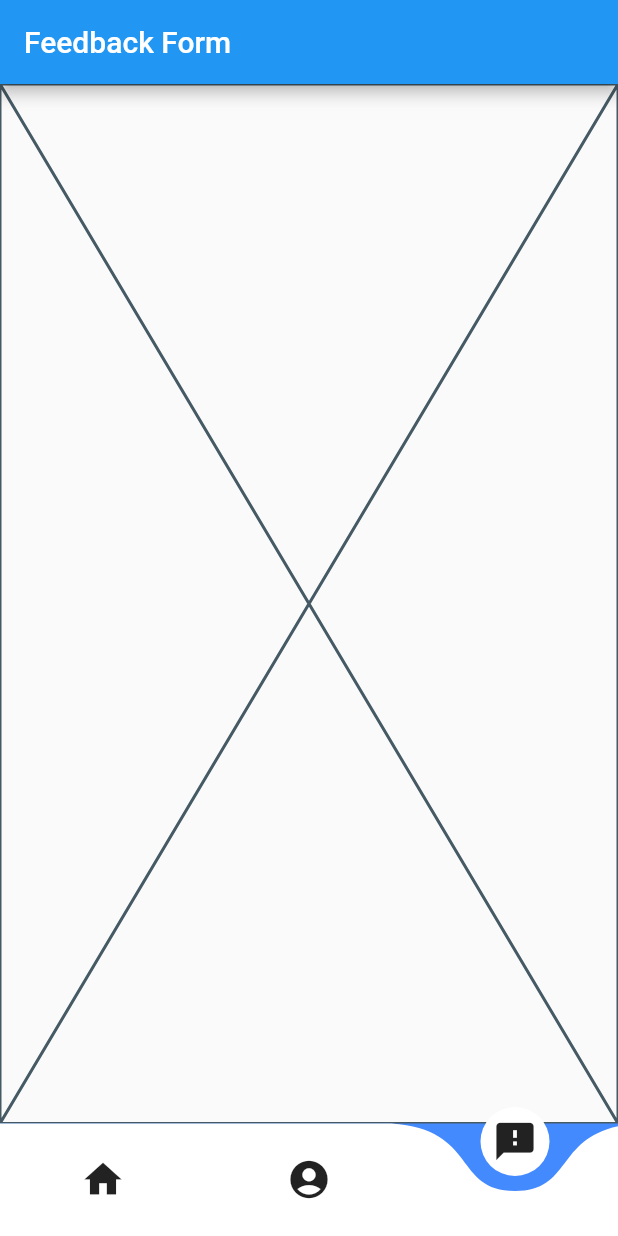
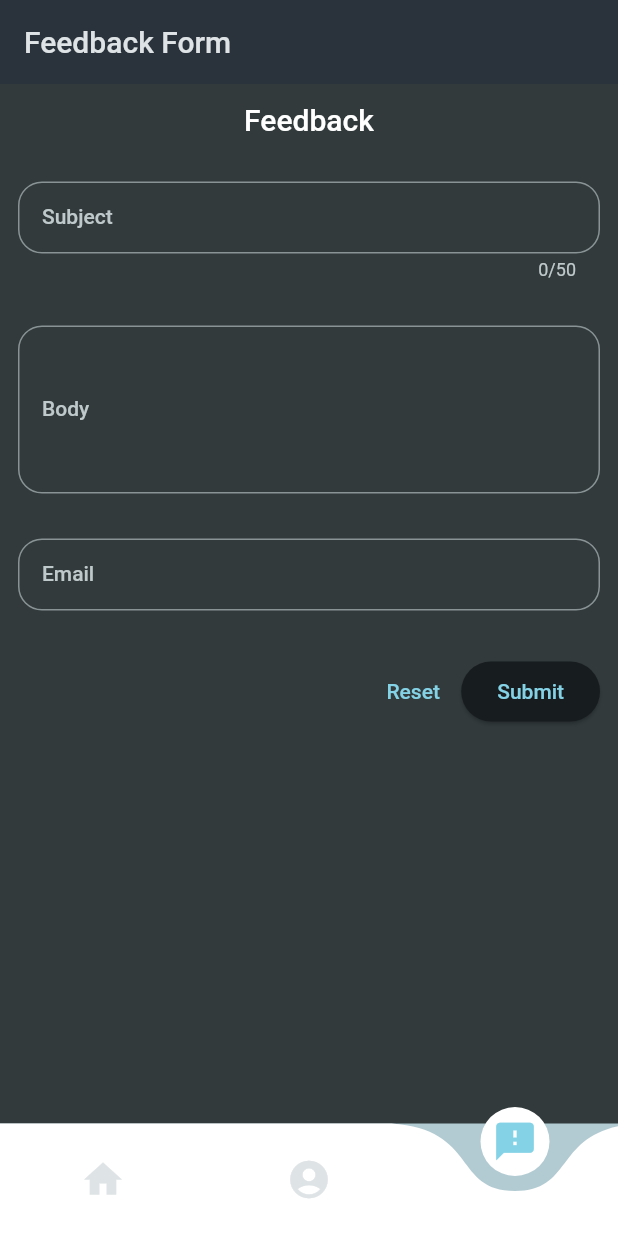
Before and after one commit to thenext10legend/blogs_app, a Flutter app: the screen it shows after launch, item 3 of the bottom bar chosen, on a phone screen of 412 x 824 dp. Run offline on Flutter 3.47's test engine with Material 2 defaults, Android fonts, the phone set to English and light mode, and no system bars; drawn by our look-alikes of curved_navigation_bar; our stand-ins replace email_validator; network calls fail.

Commit message:
feedback_page_added

```diff
--- a/lib/main.dart
+++ b/lib/main.dart
@@ -1,3 +1,5 @@
+// ignore_for_file: prefer_const_constructors
+
 import 'package:blogs_app/screens/tabs.dart';
 import 'package:flutter/material.dart';
 
@@ -10,7 +12,16 @@ class MyApp extends StatelessWidget {
 
   @override
   Widget build(BuildContext context) {
-    return const MaterialApp(
+    return MaterialApp(
+      theme: ThemeData.dark().copyWith(
+        useMaterial3: true,
+        colorScheme: ColorScheme.fromSeed(
+          seedColor: const Color.fromARGB(255, 147, 229, 250),
+          brightness: Brightness.dark,
+          surface: const Color.fromARGB(255, 42, 51, 59),
+        ),
+        scaffoldBackgroundColor: const Color.fromARGB(255, 50, 58, 60),
+      ),
       debugShowCheckedModeBanner: false,
       home: TabsScreen(),
     );
--- a/lib/screens/feedback_page.dart
+++ b/lib/screens/feedback_page.dart
@@ -1,3 +1,6 @@
+// ignore_for_file: prefer_const_constructors, prefer_is_empty, unused_field, prefer_final_fields, unused_element, avoid_print
+
+import 'package:email_validator/email_validator.dart';
 import 'package:flutter/material.dart';
 
 class FeedbackSreen extends StatefulWidget {
@@ -8,8 +11,145 @@ class FeedbackSreen extends StatefulWidget {
 }
 
 class _FeedbackSreenState extends State<FeedbackSreen> {
+  final _formKey = GlobalKey<FormState>();
+  var _subject = '';
+  var _body = '';
+  var _email = '';
+
+  void _submitForm() {
+    if (_formKey.currentState!.validate()) {
+      _formKey.currentState!.save();
+      _formKey.currentState!.reset();
+      print("SUBJECT:$_subject");
+      print("BODY:$_body");
+      print("EMAIL:$_email");
+    }
+  }
+
   @override
   Widget build(BuildContext context) {
-    return const Placeholder();
+    return Scaffold(
+      body: Padding(
+        padding: const EdgeInsets.all(12.0),
+        child: Form(
+          key: _formKey,
+          child: ListView(
+            children: [
+              Text(
+                "Feedback",
+                textAlign: TextAlign.center,
+                style: Theme.of(context).textTheme.titleLarge,
+              ),
+              SizedBox(
+                height: 30,
+              ),
+              TextFormField(
+                maxLength: 50,
+                decoration: InputDecoration(
+                  label: Text(
+                    "Subject",
+                  ),
+                  border: OutlineInputBorder(
+                    borderSide: BorderSide(
+                      width: 3,
+                    ),
+                    borderRadius: BorderRadius.circular(
+                      16,
+                    ),
+                  ),
+                ),
+                validator: (value) {
+                  if (value == null ||
+                      value.isEmpty ||
+                      value.trim().length < 1 ||
+                      value.trim().length > 50) {
+                    return "Must be between 1 and 50 characters long.";
+                  }
+                  return null;
+                },
+                onSaved: (value) {
+                  _subject = value!;
+                },
+              ),
+              SizedBox(
+                height: 30,
+              ),
+              TextFormField(
+                maxLines: 5,
+                decoration: InputDecoration(
+                  label: Text(
+                    "Body",
+                  ),
+                  border: OutlineInputBorder(
+                    borderSide: BorderSide(
+                      width: 3,
+                    ),
+                    borderRadius: BorderRadius.circular(
+                      16,
+                    ),
+                  ),
+                ),
+                validator: (value) {
+                  if (value == null || value.isEmpty) {
+                    return "Please enter the body.";
+                  }
+                  return null;
+                },
+                onSaved: (value) {
+                  _body = value!;
+                },
+              ),
+              SizedBox(
+                height: 30,
+              ),
+              TextFormField(
+                decoration: InputDecoration(
+                  label: Text(
+                    "Email",
+                  ),
+                  border: OutlineInputBorder(
+                    borderSide: BorderSide(
+                      width: 3,
+                    ),
+                    borderRadius: BorderRadius.circular(
+                      16,
+                    ),
+                  ),
+                ),
+                validator: (value) {
+                  if (value == null ||
+                      value.isEmpty ||
+                      EmailValidator.validate(value) == false) {
+                    return "Please enter a valid Email Id.";
+                  }
+                  return null;
+                },
+                onSaved: (value) {
+                  _email = value!;
+                },
+              ),
+              SizedBox(
+                height: 30,
+              ),
+              Row(
+                mainAxisAlignment: MainAxisAlignment.end,
+                children: [
+                  TextButton(
+                    onPressed: () {
+                      _formKey.currentState!.reset();
+                    },
+                    child: Text("Reset"),
+                  ),
+                  ElevatedButton(
+                    onPressed: _submitForm,
+                    child: Text("Submit"),
+                  )
+                ],
+              )
+            ],
+          ),
+        ),
+      ),
+    );
   }
 }
--- a/lib/screens/tabs.dart
+++ b/lib/screens/tabs.dart
@@ -1,4 +1,4 @@
-// ignore_for_file: prefer_final_fields, unused_field, no_leading_underscores_for_local_identifiers
+// ignore_for_file: prefer_final_fields, unused_field, no_leading_underscores_for_local_identifiers, prefer_const_constructors
 
 import 'package:blogs_app/screens/feedback_page.dart';
 import 'package:blogs_app/screens/home_page.dart';
@@ -25,7 +25,7 @@ class _TabsScreenState extends State<TabsScreen> {
   @override
   Widget build(BuildContext context) {
     Widget _activePage = const HomePage();
-    var _activePageTitle = "Blogs App";
+    var _activePageTitle = "Blogs";
 
     if (_selectedPageIndex == 1) {
       _activePage = const ProfileScreen();
@@ -42,19 +42,28 @@ class _TabsScreenState extends State<TabsScreen> {
       ),
       body: _activePage,
       bottomNavigationBar: CurvedNavigationBar(
-        backgroundColor: Colors.blueAccent,
-        items: const [
+        backgroundColor: Theme.of(context).colorScheme.secondary,
+        items: [
           Icon(
             Icons.home,
             size: 30,
+            color: _selectedPageIndex == 0
+                ? Theme.of(context).colorScheme.primary
+                : Theme.of(context).colorScheme.onBackground,
           ),
           Icon(
             Icons.account_circle,
             size: 30,
+            color: _selectedPageIndex == 1
+                ? Theme.of(context).colorScheme.primary
+                : Theme.of(context).colorScheme.onBackground,
           ),
           Icon(
             Icons.feedback,
             size: 30,
+            color: _selectedPageIndex == 2
+                ? Theme.of(context).colorScheme.primary
+                : Theme.of(context).colorScheme.onBackground,
           )
         ],
         onTap: (index) {
--- a/pubspec.yaml
+++ b/pubspec.yaml
@@ -36,6 +36,7 @@ dependencies:
   # Use with the CupertinoIcons class for iOS style icons.
   cupertino_icons: ^1.0.2
   curved_navigation_bar: ^1.0.3
+  email_validator: ^2.1.17
 
 dev_dependencies:
   flutter_test:
```
Also changed, not shown: pubspec.lock.
